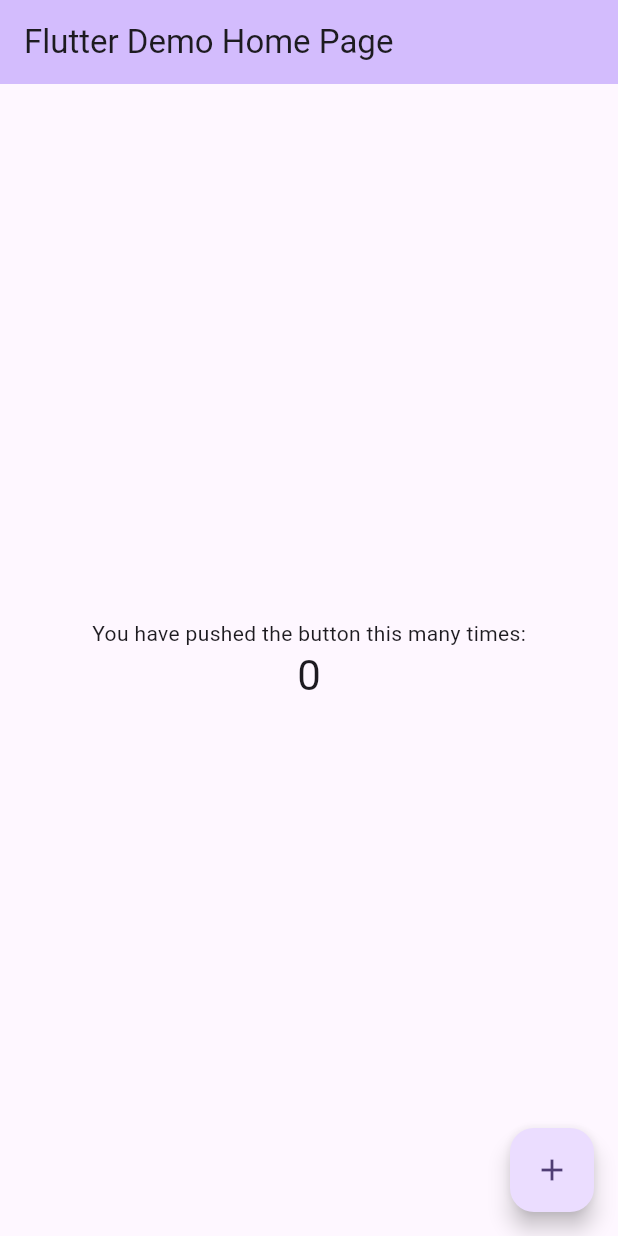
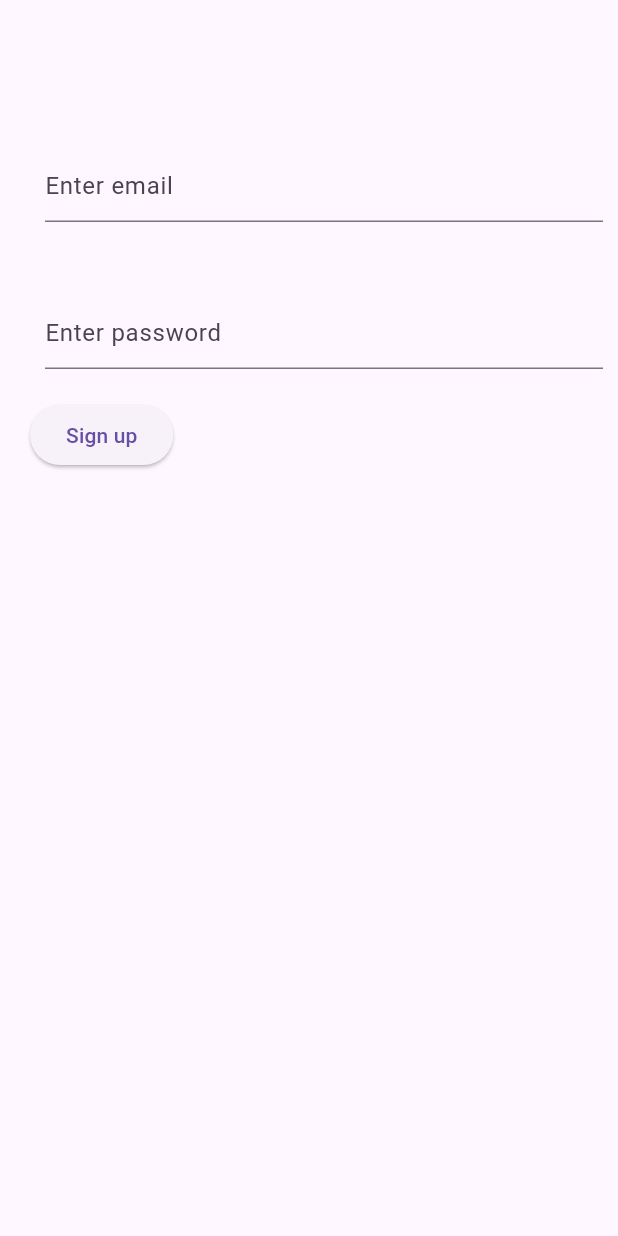
Before and after one commit to khanawansocialb/analytica-task, a Flutter app: the screen it shows after launch, on a phone screen of 412 x 824 dp. Run offline on Flutter 3.47's test engine with Material 3 defaults, Android fonts, the phone set to English and light mode, and no system bars; our stand-ins replace firebase_auth, firebase_core; accounts and stored records are empty.

Commit message:
added auth screens and app routes class

```diff
--- /dev/null
+++ b/lib/auth/screens/login_screen.dart
@@ -0,0 +1,10 @@
+import 'package:flutter/material.dart';
+
+class LoginScreen extends StatelessWidget {
+  const LoginScreen({super.key});
+
+  @override
+  Widget build(BuildContext context) {
+    return const Scaffold();
+  }
+}
--- /dev/null
+++ b/lib/auth/screens/sign_up_screen.dart
@@ -0,0 +1,41 @@
+import 'package:flutter/material.dart';
+
+class SignUpScreen extends StatelessWidget {
+  static const String route = "/";
+  const SignUpScreen({super.key});
+
+  @override
+  Widget build(BuildContext context) {
+    return  Scaffold(
+      body: Padding(
+        padding: const EdgeInsets.only(top: 100, left: 20),
+        child: Column(
+          crossAxisAlignment: CrossAxisAlignment.start,
+          children: [
+            const Padding(
+              padding: EdgeInsets.symmetric(horizontal: 10),
+              child: TextField(
+                keyboardType: TextInputType.emailAddress,
+                decoration: InputDecoration(hintText: "Enter email"),
+              ),
+            ),
+            const SizedBox(
+              height: 50,
+            ),
+            const Padding(
+              padding: EdgeInsets.symmetric(horizontal: 10),
+              child: TextField(
+                keyboardType: TextInputType.visiblePassword,
+                decoration: InputDecoration(hintText: "Enter password"),
+              ),
+            ),
+            const SizedBox(
+              height: 20,
+            ),
+            ElevatedButton(onPressed: () {}, child: const Text ("Sign up"))
+          ],
+        ),
+      ),
+    );
+  }
+}
--- /dev/null
+++ b/lib/auth/service/auth_service.dart
@@ -0,0 +1,21 @@
+import 'package:firebase_auth/firebase_auth.dart';
+
+final class AuthService {
+  final FirebaseAuth _firebaseAuth = FirebaseAuth.instance;
+
+  Future<User?> emailPasswordSignup(
+      {required String email, required String password}) async {
+    UserCredential result = await _firebaseAuth.createUserWithEmailAndPassword(
+        email: email, password: password);
+    User? user = result.user;
+    return user;
+  }
+
+  Future<User?> loginWithEmailAndPassword(
+      {required String email, required String password}) async {
+    UserCredential result = await _firebaseAuth.signInWithEmailAndPassword(
+        email: email, password: password);
+    User? user = result.user;
+    return user;
+  }
+}
--- /dev/null
+++ b/lib/config/routes.dart
@@ -0,0 +1,13 @@
+import 'package:flutter/material.dart';
+import 'package:the_app/auth/screens/sign_up_screen.dart';
+
+class Routes {
+  static Route<dynamic>? generateRoutes(RouteSettings settings) {
+    switch (settings.name) {
+      case SignUpScreen.route:
+        return MaterialPageRoute(
+            builder: (_) => const SignUpScreen(), settings: settings);
+    }
+    return null;
+  }
+}
--- a/lib/main.dart
+++ b/lib/main.dart
@@ -1,5 +1,7 @@
+import 'package:flutter/material.dart';
+
 import 'package:firebase_core/firebase_core.dart';
-import 'package:flutter/material.dart';
+import 'package:the_app/config/routes.dart';
 import 'package:the_app/firebase_options.dart';
 
 void main() async {
@@ -11,119 +13,10 @@ void main() async {
 class MyApp extends StatelessWidget {
   const MyApp({super.key});
 
-  // This widget is the root of your application.
   @override
   Widget build(BuildContext context) {
-    return MaterialApp(
-      title: 'Flutter Demo',
-      theme: ThemeData(
-        // This is the theme of your application.
-        //
-        // TRY THIS: Try running your application with "flutter run". You'll see
-        // the application has a blue toolbar. Then, without quitting the app,
-        // try changing the seedColor in the colorScheme below to Colors.green
-        // and then invoke "hot reload" (save your changes or press the "hot
-        // reload" button in a Flutter-supported IDE, or press "r" if you used
-        // the command line to start the app).
-        //
-        // Notice that the counter didn't reset back to zero; the application
-        // state is not lost during the reload. To reset the state, use hot
-        // restart instead.
-        //
-        // This works for code too, not just values: Most code changes can be
-        // tested with just a hot reload.
-        colorScheme: ColorScheme.fromSeed(seedColor: Colors.deepPurple),
-        useMaterial3: true,
-      ),
-      home: const MyHomePage(title: 'Flutter Demo Home Page'),
+    return const MaterialApp(
+      onGenerateRoute: Routes.generateRoutes,
     );
   }
 }
-
-class MyHomePage extends StatefulWidget {
-  const MyHomePage({super.key, required this.title});
-
-  // This widget is the home page of your application. It is stateful, meaning
-  // that it has a State object (defined below) that contains fields that affect
-  // how it looks.
-
-  // This class is the configuration for the state. It holds the values (in this
-  // case the title) provided by the parent (in this case the App widget) and
-  // used by the build method of the State. Fields in a Widget subclass are
-  // always marked "final".
-
-  final String title;
-
-  @override
-  State<MyHomePage> createState() => _MyHomePageState();
-}
-
-class _MyHomePageState extends State<MyHomePage> {
-  int _counter = 0;
-
-  void _incrementCounter() {
-    setState(() {
-      // This call to setState tells the Flutter framework that something has
-      // changed in this State, which causes it to rerun the build method below
-      // so that the display can reflect the updated values. If we changed
-      // _counter without calling setState(), then the build method would not be
-      // called again, and so nothing would appear to happen.
-      _counter++;
-    });
-  }
-
-  @override
-  Widget build(BuildContext context) {
-    // This method is rerun every time setState is called, for instance as done
-    // by the _incrementCounter method above.
-    //
-    // The Flutter framework has been optimized to make rerunning build methods
-    // fast, so that you can just rebuild anything that needs updating rather
-    // than having to individually change instances of widgets.
-    return Scaffold(
-      appBar: AppBar(
-        // TRY THIS: Try changing the color here to a specific color (to
-        // Colors.amber, perhaps?) and trigger a hot reload to see the AppBar
-        // change color while the other colors stay the same.
-        backgroundColor: Theme.of(context).colorScheme.inversePrimary,
-        // Here we take the value from the MyHomePage object that was created by
-        // the App.build method, and use it to set our appbar title.
-        title: Text(widget.title),
-      ),
-      body: Center(
-        // Center is a layout widget. It takes a single child and positions it
-        // in the middle of the parent.
-        child: Column(
-          // Column is also a layout widget. It takes a list of children and
-          // arranges them vertically. By default, it sizes itself to fit its
-          // children horizontally, and tries to be as tall as its parent.
-          //
-          // Column has various properties to control how it sizes itself and
-          // how it positions its children. Here we use mainAxisAlignment to
-          // center the children vertically; the main axis here is the vertical
-          // axis because Columns are vertical (the cross axis would be
-          // horizontal).
-          //
-          // TRY THIS: Invoke "debug painting" (choose the "Toggle Debug Paint"
-          // action in the IDE, or press "p" in the console), to see the
-          // wireframe for each widget.
-          mainAxisAlignment: MainAxisAlignment.center,
-          children: <Widget>[
-            const Text(
-              'You have pushed the button this many times:',
-            ),
-            Text(
-              '$_counter',
-              style: Theme.of(context).textTheme.headlineMedium,
-            ),
-          ],
-        ),
-      ),
-      floatingActionButton: FloatingActionButton(
-        onPressed: _incrementCounter,
-        tooltip: 'Increment',
-        child: const Icon(Icons.add),
-      ), // This trailing comma makes auto-formatting nicer for build methods.
-    );
-  }
-}
```
Also changed, not shown: lib/auth/repo/auth_repo.dart (added), lib/config/app_size.dart (added).
